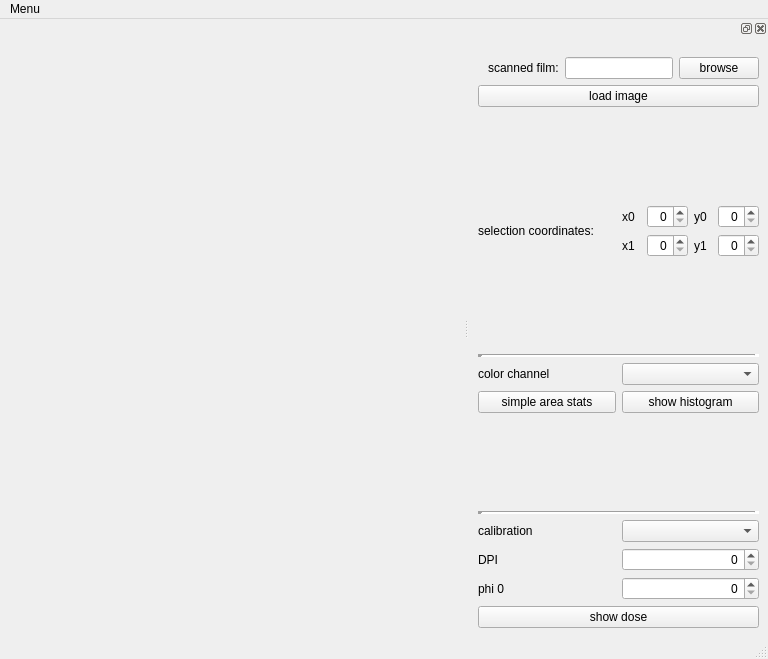
This is UI/FilmScanMain_QtDesign.ui in mgotz/EBT_evaluation as Qt 5 draws it before an edit. The edited form follows.
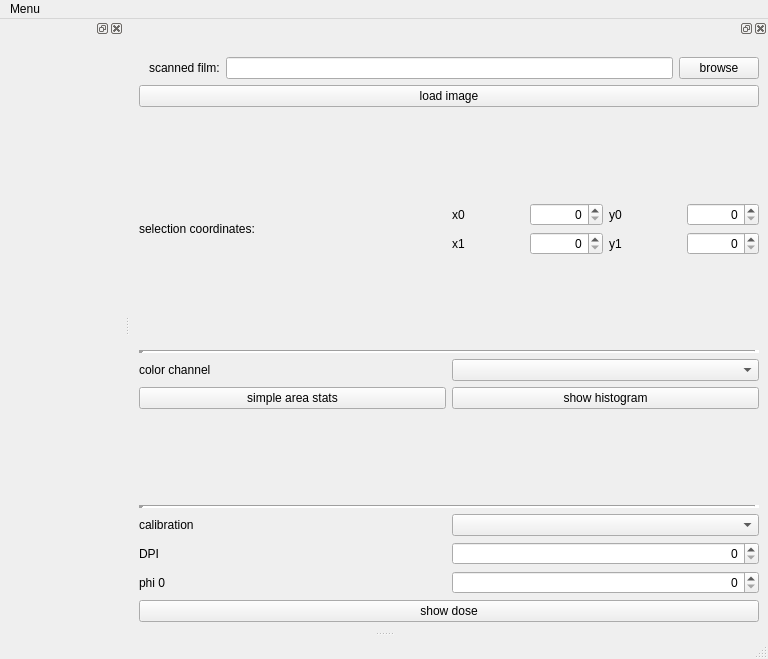
This is the edited form.

Commit message: added howto and changed the dose window to be a dock in the main

```diff
--- a/UI/FilmScanMain_QtDesign.ui
+++ b/UI/FilmScanMain_QtDesign.ui
@@ -14,10 +14,25 @@
    <string>Film Auswertung</string>
   </property>
   <widget class="QWidget" name="centralwidget">
+   <property name="minimumSize">
+    <size>
+     <width>0</width>
+     <height>0</height>
+    </size>
+   </property>
+   <property name="maximumSize">
+    <size>
+     <width>0</width>
+     <height>0</height>
+    </size>
+   </property>
    <layout class="QHBoxLayout" name="horizontalLayout_5">
-    <item>
-     <layout class="QVBoxLayout" name="imageLayout"/>
-    </item>
+    <property name="spacing">
+     <number>0</number>
+    </property>
+    <property name="margin">
+     <number>0</number>
+    </property>
    </layout>
   </widget>
   <widget class="QMenuBar" name="menubar">
@@ -43,9 +58,27 @@
    <addaction name="menuMenu"/>
   </widget>
   <widget class="QStatusBar" name="statusbar"/>
+  <widget class="QDockWidget" name="imageDock">
+   <attribute name="dockWidgetArea">
+    <number>4</number>
+   </attribute>
+   <widget class="QWidget" name="imageDock_contents">
+    <property name="sizePolicy">
+     <sizepolicy hsizetype="Preferred" vsizetype="Preferred">
+      <horstretch>0</horstretch>
+      <verstretch>0</verstretch>
+     </sizepolicy>
+    </property>
+    <layout class="QVBoxLayout" name="verticalLayout_2">
+     <item>
+      <layout class="QVBoxLayout" name="imageLayout"/>
+     </item>
+    </layout>
+   </widget>
+  </widget>
   <widget class="QDockWidget" name="settingsDock">
    <attribute name="dockWidgetArea">
-    <number>2</number>
+    <number>4</number>
    </attribute>
    <widget class="QWidget" name="dockWidgetContents">
     <layout class="QVBoxLayout" name="verticalLayout_3">
```
Left out of the diff: 8 changed lines with no effect on the pictures. The commit also changes 9 other files.
